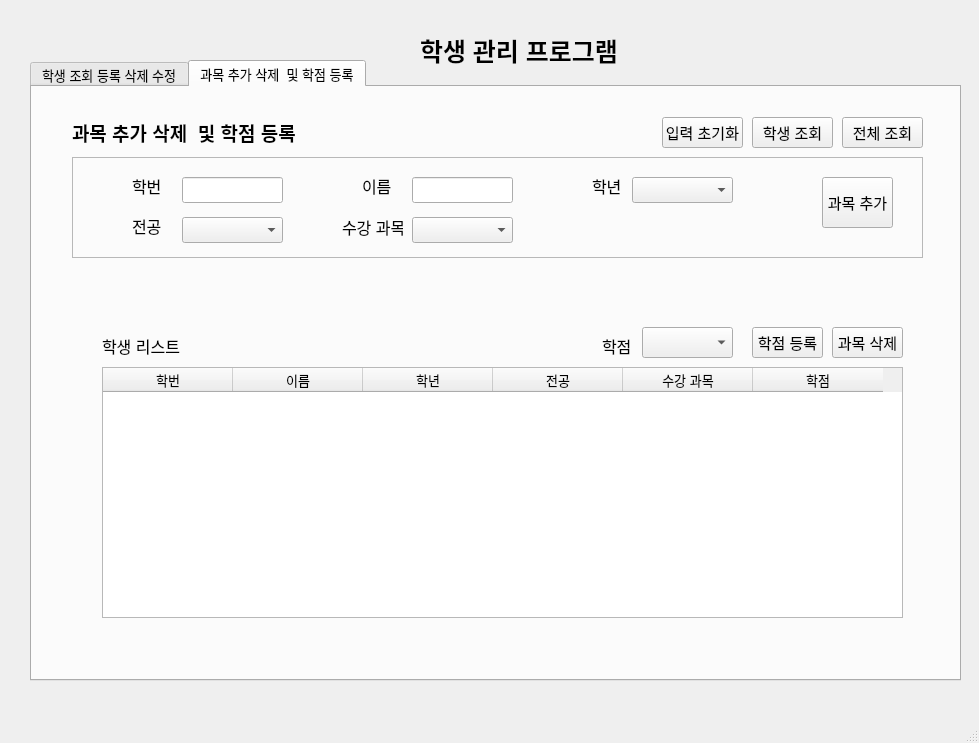
Qt form mainwindow.ui (gunwoopyo/studentManagement) before a commit.
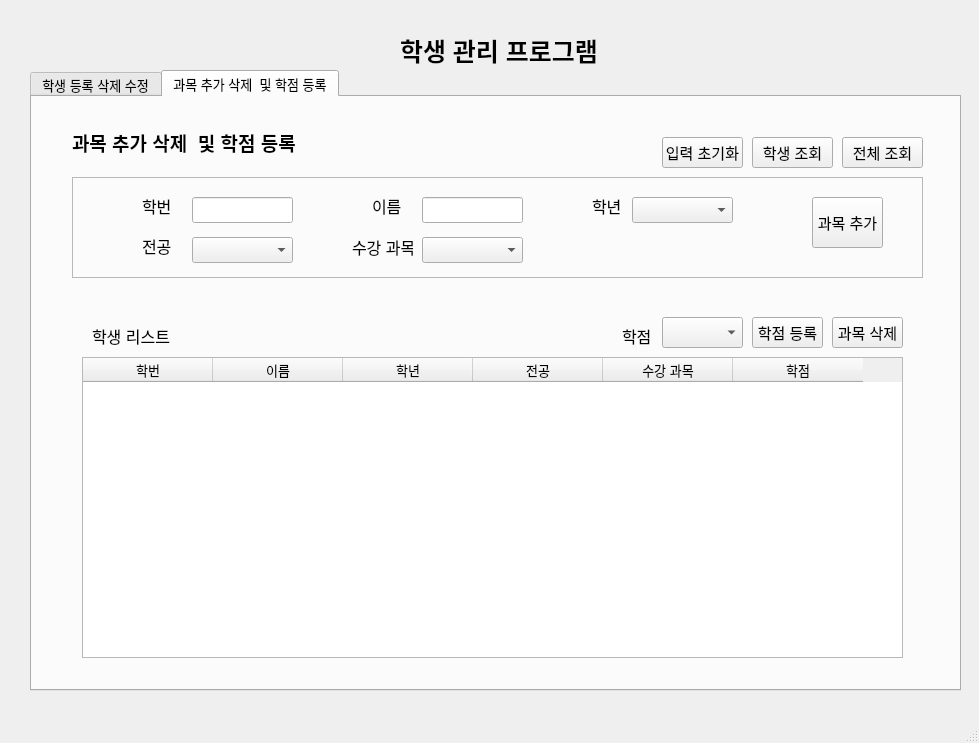
The same form after that commit.

```diff
--- a/mainwindow.ui
+++ b/mainwindow.ui
@@ -26,7 +26,7 @@
     <property name="geometry">
      <rect>
       <x>30</x>
-      <y>60</y>
+      <y>70</y>
       <width>931</width>
       <height>621</height>
      </rect>
@@ -36,7 +36,7 @@
     </property>
     <widget class="QWidget" name="search">
      <attribute name="title">
-      <string>학생 조회 등록 삭제 수정</string>
+      <string>학생 등록 삭제 수정</string>
      </attribute>
      <widget class="QFrame" name="searchFrame">
       <property name="geometry">
@@ -482,7 +482,7 @@
       <property name="geometry">
        <rect>
         <x>40</x>
-        <y>70</y>
+        <y>80</y>
         <width>851</width>
         <height>101</height>
        </rect>
@@ -496,7 +496,7 @@
       <widget class="QLineEdit" name="courseStudentIDText">
        <property name="geometry">
         <rect>
-         <x>110</x>
+         <x>120</x>
          <y>20</y>
          <width>101</width>
          <height>26</height>
@@ -506,7 +506,7 @@
       <widget class="QLabel" name="courseStudentID">
        <property name="geometry">
         <rect>
-         <x>60</x>
+         <x>70</x>
          <y>20</y>
          <width>31</width>
          <height>18</height>
@@ -524,7 +524,7 @@
       <widget class="QLabel" name="courseMajor">
        <property name="geometry">
         <rect>
-         <x>60</x>
+         <x>70</x>
          <y>60</y>
          <width>31</width>
          <height>18</height>
@@ -605,7 +605,7 @@
       <widget class="QLabel" name="courseName">
        <property name="geometry">
         <rect>
-         <x>290</x>
+         <x>300</x>
          <y>20</y>
          <width>31</width>
          <height>18</height>
@@ -623,7 +623,7 @@
       <widget class="QLineEdit" name="courseNameText">
        <property name="geometry">
         <rect>
-         <x>340</x>
+         <x>350</x>
          <y>20</y>
          <width>101</width>
          <height>26</height>
@@ -633,7 +633,7 @@
       <widget class="QPushButton" name="courseAddPushButton">
        <property name="geometry">
         <rect>
-         <x>750</x>
+         <x>740</x>
          <y>20</y>
          <width>71</width>
          <height>51</height>
@@ -651,7 +651,7 @@
       <widget class="QLabel" name="courseCourseName">
        <property name="geometry">
         <rect>
-         <x>270</x>
+         <x>280</x>
          <y>60</y>
          <width>61</width>
          <height>20</height>
@@ -672,7 +672,7 @@
        </property>
        <property name="geometry">
         <rect>
-         <x>340</x>
+         <x>350</x>
          <y>60</y>
          <width>101</width>
          <height>26</height>
@@ -690,7 +690,7 @@
        </property>
        <property name="geometry">
         <rect>
-         <x>110</x>
+         <x>120</x>
          <y>60</y>
          <width>101</width>
          <height>26</height>
@@ -721,10 +721,10 @@
      <widget class="QTableWidget" name="courseTable">
       <property name="geometry">
        <rect>
-        <x>70</x>
-        <y>280</y>
-        <width>801</width>
-        <height>251</height>
+        <x>50</x>
+        <y>260</y>
+        <width>821</width>
+        <height>301</height>
        </rect>
       </property>
       <attribute name="horizontalHeaderDefaultSectionSize">
@@ -764,8 +764,8 @@
      <widget class="QLabel" name="label_6">
       <property name="geometry">
        <rect>
-        <x>70</x>
-        <y>250</y>
+        <x>60</x>
+        <y>230</y>
         <width>81</width>
         <height>18</height>
        </rect>
@@ -784,7 +784,7 @@
       <property name="geometry">
        <rect>
         <x>720</x>
-        <y>30</y>
+        <y>40</y>
         <width>81</width>
         <height>31</height>
        </rect>
@@ -802,7 +802,7 @@
       <property name="geometry">
        <rect>
         <x>810</x>
-        <y>30</y>
+        <y>40</y>
         <width>81</width>
         <height>31</height>
        </rect>
@@ -819,8 +819,8 @@
      <widget class="QLabel" name="courseGrade">
       <property name="geometry">
        <rect>
-        <x>570</x>
-        <y>250</y>
+        <x>590</x>
+        <y>230</y>
         <width>31</width>
         <height>18</height>
        </rect>
@@ -837,9 +837,9 @@
      <widget class="QComboBox" name="courseGradeComboBox">
       <property name="geometry">
        <rect>
-        <x>610</x>
-        <y>240</y>
-        <width>91</width>
+        <x>630</x>
+        <y>220</y>
+        <width>81</width>
         <height>31</height>
        </rect>
       </property>
@@ -888,7 +888,7 @@
       <property name="geometry">
        <rect>
         <x>720</x>
-        <y>240</y>
+        <y>220</y>
         <width>71</width>
         <height>31</height>
        </rect>
@@ -906,7 +906,7 @@
       <property name="geometry">
        <rect>
         <x>800</x>
-        <y>240</y>
+        <y>220</y>
         <width>71</width>
         <height>31</height>
        </rect>
@@ -924,7 +924,7 @@
       <property name="geometry">
        <rect>
         <x>630</x>
-        <y>30</y>
+        <y>40</y>
         <width>81</width>
         <height>31</height>
        </rect>
@@ -962,9 +962,9 @@
    <widget class="QLabel" name="label_9">
     <property name="geometry">
      <rect>
-      <x>420</x>
+      <x>400</x>
       <y>30</y>
-      <width>211</width>
+      <width>201</width>
       <height>41</height>
      </rect>
     </property>
```
Left out of the diff: 52 changed lines with no effect on the pictures.
